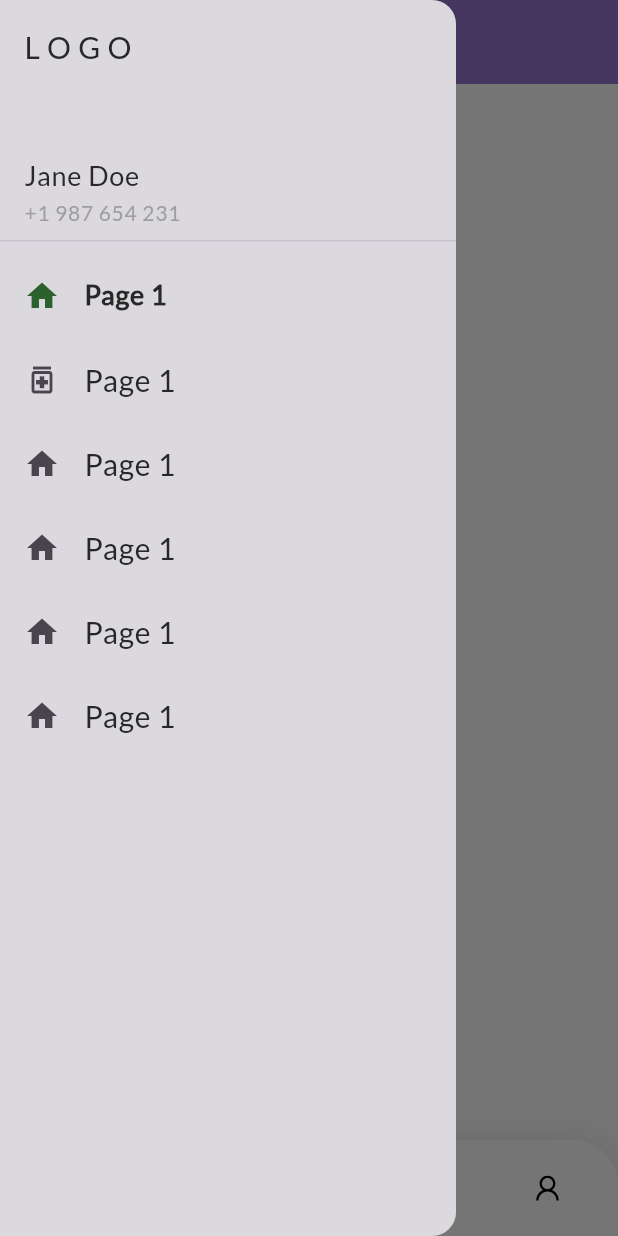
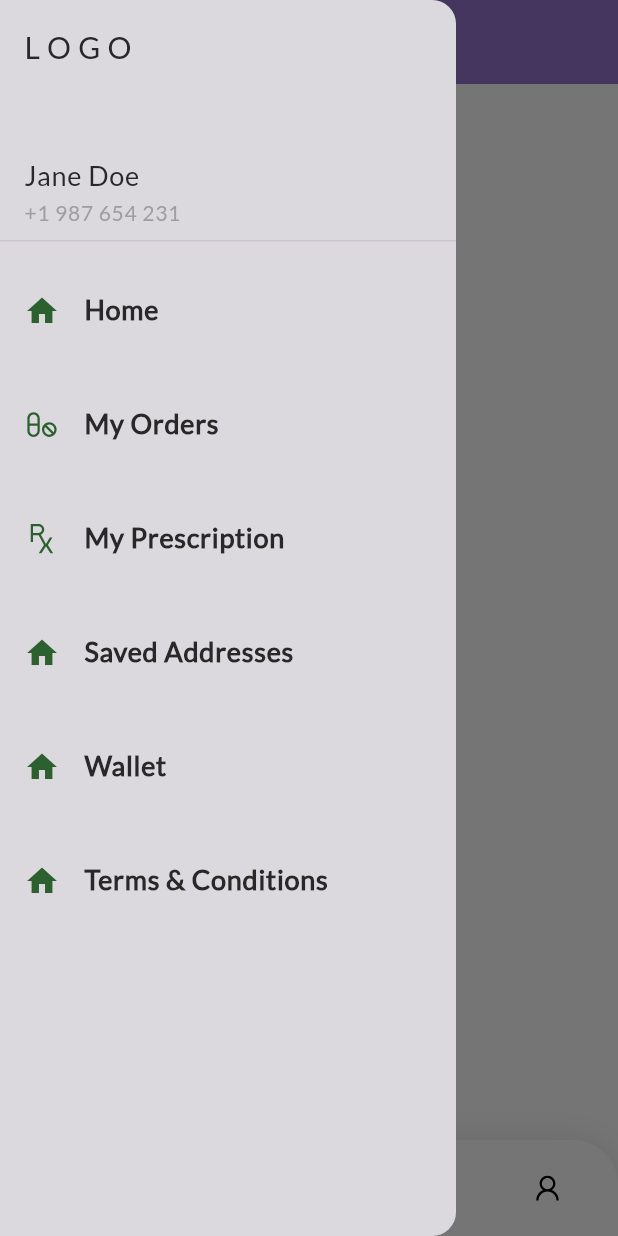
Before and after one commit to caxtonmbuvi/Hospital, a Flutter app: the screen it shows after launch, item 2 of the bottom bar chosen, with the side drawer open, on a phone screen of 412 x 824 dp. Run offline on Flutter 3.47's test engine with Material 3 defaults, Android fonts, the phone set to English and light mode, and no system bars; drawn by our look-alikes of google_nav_bar; our stand-ins replace flutter_bloc, line_icons.

Commit message:
first commit

```diff
--- a/lib/features/home/landing_page.dart
+++ b/lib/features/home/landing_page.dart
@@ -1,5 +1,3 @@
-import 'package:hospital/general/widgets/apptext.dart';
-
 import '../../exports.dart';
 
 
--- a/lib/general/widgets/nav_drawer.dart
+++ b/lib/general/widgets/nav_drawer.dart
@@ -26,29 +26,47 @@ class NavDrawer extends StatelessWidget {
                 ],
               )
             ),
-            ListTile(
-              leading: Icon(Icons.home, color: const Color.fromARGB(255, 44, 96, 46),),
-              title: AppText.text('Page 1', fontSize: 18, fontWeight: FontWeight.bold,),
+            Padding(
+              padding: const EdgeInsets.symmetric(vertical: 10),
+              child: ListTile(
+                leading: Icon(Icons.home, color: const Color.fromARGB(255, 44, 96, 46),),
+                title: AppText.text('Home', fontSize: 18, fontWeight: FontWeight.bold,),
+              ),
             ),
-            ListTile(
-              leading: Icon(Icons.medication_outlined),
-              title: AppText.text('Page 1', fontSize: 20,),
+            Padding(
+              padding: const EdgeInsets.symmetric(vertical: 10),
+              child: ListTile(
+                leading: Icon(LineIcons.pills, color: const Color.fromARGB(255, 44, 96, 46),),
+                title: AppText.text('My Orders', fontSize: 18, fontWeight: FontWeight.bold,),
+              ),
             ),
-            ListTile(
-              leading: Icon(Icons.home),
-              title: AppText.text('Page 1', fontSize: 20,),
+            Padding(
+              padding: const EdgeInsets.symmetric(vertical: 10),
+              child: ListTile(
+                leading: Icon(LineIcons.prescription, color: const Color.fromARGB(255, 44, 96, 46),),
+                title: AppText.text('My Prescription', fontSize: 18, fontWeight: FontWeight.bold,),
+              ),
             ),
-            ListTile(
-              leading: Icon(Icons.home),
-              title: AppText.text('Page 1', fontSize: 20,),
+            Padding(
+              padding: const EdgeInsets.symmetric(vertical: 10),
+              child: ListTile(
+                leading: Icon(Icons.home, color: const Color.fromARGB(255, 44, 96, 46),),
+                title: AppText.text('Saved Addresses', fontSize: 18, fontWeight: FontWeight.bold,),
+              ),
             ),
-            ListTile(
-              leading: Icon(Icons.home),
-              title: AppText.text('Page 1', fontSize: 20,),
+            Padding(
+              padding: const EdgeInsets.symmetric(vertical: 10),
+              child: ListTile(
+                leading: Icon(Icons.home, color: const Color.fromARGB(255, 44, 96, 46),),
+                title: AppText.text('Wallet', fontSize: 18, fontWeight: FontWeight.bold,),
+              ),
             ),
-            ListTile(
-              leading: Icon(Icons.home),
-              title: AppText.text('Page 1', fontSize: 20,),
+            Padding(
+              padding: const EdgeInsets.symmetric(vertical: 10),
+              child: ListTile(
+                leading: Icon(Icons.home, color: const Color.fromARGB(255, 44, 96, 46),),
+                title: AppText.text('Terms & Conditions', fontSize: 18, fontWeight: FontWeight.bold,),
+              ),
             ),
           ],
         ),
```
